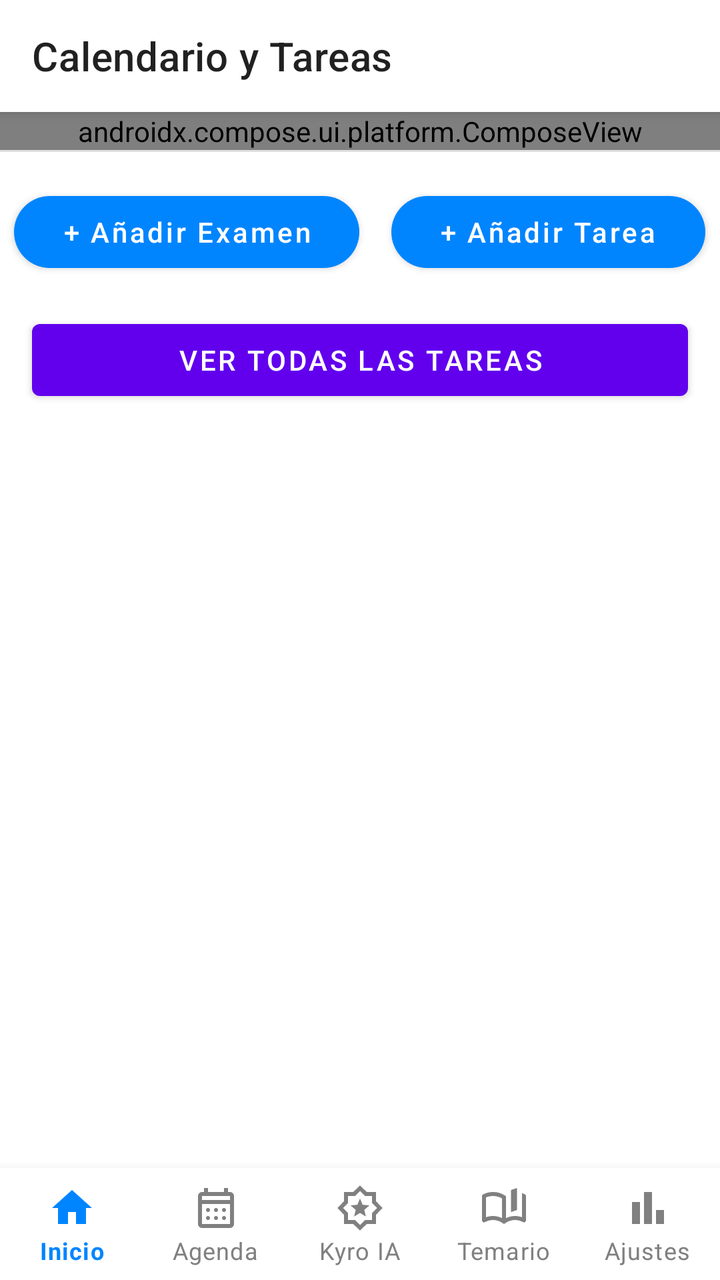
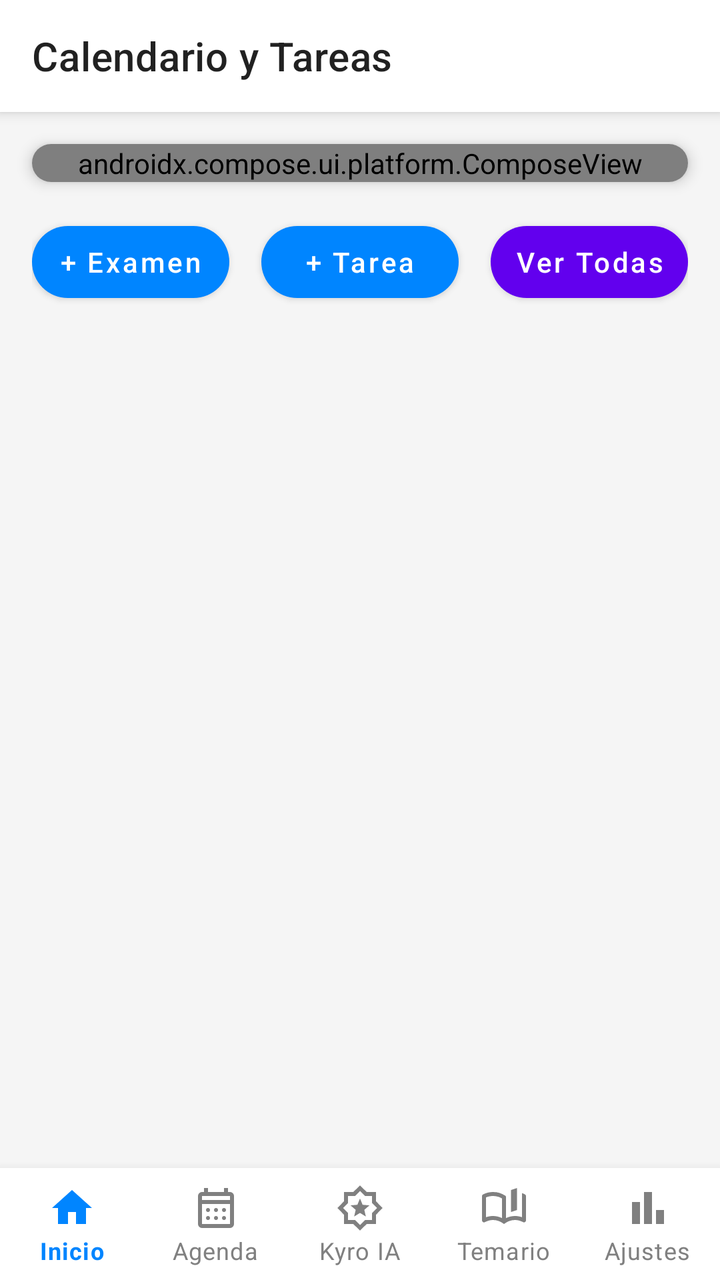

An Android layout rendered at two revisions. The XML below is the earlier revision; the diff shows what the commit changed to produce the second picture.
<!-- AndroidManifest.xml: application theme Theme.Kyro -->
<!-- res/layout/activity_calendario_tareas.xml -->
<?xml version="1.0" encoding="utf-8"?>
<androidx.constraintlayout.widget.ConstraintLayout
    xmlns:android="http://schemas.android.com/apk/res/android"
    xmlns:app="http://schemas.android.com/apk/res-auto"
    android:layout_width="match_parent"
    android:layout_height="match_parent"
    android:background="@android:color/white">

    
    <com.google.android.material.appbar.MaterialToolbar
        android:id="@+id/topAppBar"
        android:layout_width="match_parent"
        android:layout_height="?attr/actionBarSize"
        android:background="@android:color/white"
        android:elevation="4dp"
        app:title="Calendario y Tareas"
        app:layout_constraintTop_toTopOf="parent"
        app:layout_constraintStart_toStartOf="parent"
        app:layout_constraintEnd_toEndOf="parent" />

    
    <androidx.compose.ui.platform.ComposeView
        android:id="@+id/calendarComposeView"
        android:layout_width="match_parent"
        android:layout_height="wrap_content"
        app:layout_constraintTop_toBottomOf="@id/topAppBar" />

    <View
        android:id="@+id/divider"
        android:layout_width="match_parent"
        android:layout_height="1dp"
        android:background="#E0E0E0"
        app:layout_constraintTop_toBottomOf="@id/calendarComposeView"/>

    
    <LinearLayout
        android:id="@+id/buttonContainer"
        android:layout_width="match_parent"
        android:layout_height="wrap_content"
        android:gravity="center"
        android:orientation="horizontal"
        android:paddingTop="16dp"
        android:paddingBottom="16dp"
        app:layout_constraintTop_toBottomOf="@id/divider">

        <com.google.android.material.button.MaterialButton
            android:id="@+id/btnAddExam"
            android:layout_width="wrap_content"
            android:layout_height="wrap_content"
            android:text="+ Añadir Examen"
            android:textColor="@android:color/white"
            app:backgroundTint="#0085FF"
            app:cornerRadius="20dp"
            android:paddingStart="24dp"
            android:paddingEnd="24dp"
            android:layout_marginEnd="8dp"
            android:textAllCaps="false" />

        <com.google.android.material.button.MaterialButton
            android:id="@+id/btnAddTask"
            android:layout_width="wrap_content"
            android:layout_height="wrap_content"
            android:text="+ Añadir Tarea"
            android:textColor="@android:color/white"
            app:backgroundTint="#0085FF"
            app:cornerRadius="20dp"
            android:paddingStart="24dp"
            android:paddingEnd="24dp"
            android:layout_marginStart="8dp"
            android:textAllCaps="false" />
    </LinearLayout>

    <com.google.android.material.button.MaterialButton
        android:id="@+id/btnToggleTasks"
        android:layout_width="match_parent"
        android:layout_height="wrap_content"
        android:text="Ver todas las tareas"
        android:layout_marginStart="16dp"
        android:layout_marginEnd="16dp"
        app:layout_constraintTop_toBottomOf="@id/buttonContainer"
        app:layout_constraintStart_toStartOf="parent"
        app:layout_constraintEnd_toEndOf="parent" />

    
    <ScrollView
        android:layout_width="match_parent"
        android:layout_height="0dp"
        android:paddingStart="24dp"
        android:paddingEnd="24dp"
        app:layout_constraintTop_toBottomOf="@id/btnToggleTasks"
        app:layout_constraintBottom_toTopOf="@id/bottomNavigation">

        <LinearLayout
            android:id="@+id/tasksAndExamsContainer"
            android:layout_width="match_parent"
            android:layout_height="wrap_content"
            android:orientation="vertical">

            

        </LinearLayout>
    </ScrollView>

    
    <com.google.android.material.bottomnavigation.BottomNavigationView
        android:id="@+id/bottomNavigation"
        android:layout_width="0dp"
        android:layout_height="wrap_content"
        android:background="@android:color/white"
        app:elevation="8dp"
        app:labelVisibilityMode="labeled"
        app:menu="@menu/bottom_nav_menu"
        app:layout_constraintBottom_toBottomOf="parent"
        app:layout_constraintStart_toStartOf="parent"
        app:layout_constraintEnd_toEndOf="parent"
        app:itemIconTint="@color/nav_item_colors"
        app:itemTextColor="@color/nav_item_colors"/>

</androidx.constraintlayout.widget.ConstraintLayout>
<!-- resources referenced by this layout -->
<resources>
  <style name="Theme.Kyro" parent="Theme.MaterialComponents.DayNight.NoActionBar">
          
          <item name="colorPrimary">@color/purple_500</item>
          <item name="colorPrimaryVariant">@color/purple_700</item>
          <item name="colorOnPrimary">@color/white</item>
  
          
          <item name="colorSecondary">@color/teal_200</item>
          <item name="colorSecondaryVariant">@color/teal_700</item>
          <item name="colorOnSecondary">@color/black</item>
  
          
          <item name="android:statusBarColor">?attr/colorPrimaryVariant</item>
      </style>
  <color name="purple_500">#FF6200EE</color>
  <color name="purple_700">#FF3700B3</color>
  <color name="white">#FFFFFFFF</color>
  <color name="teal_200">#FF03DAC5</color>
  <color name="teal_700">#FF018786</color>
  <color name="black">#FF000000</color>
</resources>

<!-- the commit's change to res/layout/activity_calendario_tareas.xml (unified diff, before → after) -->
@@ -4,7 +4,7 @@
     xmlns:app="http://schemas.android.com/apk/res-auto"
     android:layout_width="match_parent"
     android:layout_height="match_parent"
-    android:background="@android:color/white">
+    android:background="#F5F5F5">
 
     
     <com.google.android.material.appbar.MaterialToolbar
@@ -19,67 +19,78 @@
         app:layout_constraintEnd_toEndOf="parent" />
 
     
-    <androidx.compose.ui.platform.ComposeView
-        android:id="@+id/calendarComposeView"
+    <androidx.cardview.widget.CardView
+        android:id="@+id/calendarCardView"
         android:layout_width="match_parent"
         android:layout_height="wrap_content"
-        app:layout_constraintTop_toBottomOf="@id/topAppBar" />
+        android:layout_marginTop="16dp"
+        android:layout_marginStart="16dp"
+        android:layout_marginEnd="16dp"
+        app:cardCornerRadius="12dp"
+        app:cardElevation="4dp"
+        app:layout_constraintTop_toBottomOf="@id/topAppBar">
 
-    <View
-        android:id="@+id/divider"
-        android:layout_width="match_parent"
-        android:layout_height="1dp"
-        android:background="#E0E0E0"
-        app:layout_constraintTop_toBottomOf="@id/calendarComposeView"/>
+        <androidx.compose.ui.platform.ComposeView
+            android:id="@+id/calendarComposeView"
+            android:layout_width="match_parent"
+            android:layout_height="wrap_content"/>
+
+    </androidx.cardview.widget.CardView>
 
     
     <LinearLayout
         android:id="@+id/buttonContainer"
         android:layout_width="match_parent"
         android:layout_height="wrap_content"
-        android:gravity="center"
         android:orientation="horizontal"
         android:paddingTop="16dp"
         android:paddingBottom="16dp"
-        app:layout_constraintTop_toBottomOf="@id/divider">
+        android:paddingStart="16dp"
+        android:paddingEnd="16dp"
+        app:layout_constraintTop_toBottomOf="@id/calendarCardView"
+        android:gravity="center">
 
         <com.google.android.material.button.MaterialButton
             android:id="@+id/btnAddExam"
-            android:layout_width="wrap_content"
+            android:layout_width="0dp"
             android:layout_height="wrap_content"
-            android:text="+ Añadir Examen"
+            android:layout_weight="1"
+            android:text="+ Examen"
             android:textColor="@android:color/white"
             app:backgroundTint="#0085FF"
             app:cornerRadius="20dp"
-            android:paddingStart="24dp"
-            android:paddingEnd="24dp"
             android:layout_marginEnd="8dp"
-            android:textAllCaps="false" />
+            android:textAllCaps="false"
+            android:paddingStart="12dp"
+            android:paddingEnd="12dp" />
 
         <com.google.android.material.button.MaterialButton
             android:id="@+id/btnAddTask"
-            android:layout_width="wrap_content"
+            android:layout_width="0dp"
             android:layout_height="wrap_content"
-            android:text="+ Añadir Tarea"
+            android:layout_weight="1"
+            android:text="+ Tarea"
             android:textColor="@android:color/white"
             app:backgroundTint="#0085FF"
             app:cornerRadius="20dp"
-            android:paddingStart="24dp"
-            android:paddingEnd="24dp"
             android:layout_marginStart="8dp"
-            android:textAllCaps="false" />
+            android:layout_marginEnd="8dp"
+            android:textAllCaps="false"
+            android:paddingStart="12dp"
+            android:paddingEnd="12dp" />
+
+        <com.google.android.material.button.MaterialButton
+            android:id="@+id/btnToggleTasks"
+            android:layout_width="0dp"
+            android:layout_height="wrap_content"
+            android:layout_weight="1"
+            android:text="Ver Todas"
+            app:cornerRadius="20dp"
+            android:layout_marginStart="8dp"
+            android:textAllCaps="false"
+            android:paddingStart="12dp"
+            android:paddingEnd="12dp" />
     </LinearLayout>
-
-    <com.google.android.material.button.MaterialButton
-        android:id="@+id/btnToggleTasks"
-        android:layout_width="match_parent"
-        android:layout_height="wrap_content"
-        android:text="Ver todas las tareas"
-        android:layout_marginStart="16dp"
-        android:layout_marginEnd="16dp"
-        app:layout_constraintTop_toBottomOf="@id/buttonContainer"
-        app:layout_constraintStart_toStartOf="parent"
-        app:layout_constraintEnd_toEndOf="parent" />
 
     
     <ScrollView
@@ -87,7 +98,7 @@
         android:layout_height="0dp"
         android:paddingStart="24dp"
         android:paddingEnd="24dp"
-        app:layout_constraintTop_toBottomOf="@id/btnToggleTasks"
+        app:layout_constraintTop_toBottomOf="@id/buttonContainer"
         app:layout_constraintBottom_toTopOf="@id/bottomNavigation">
 
         <LinearLayout
